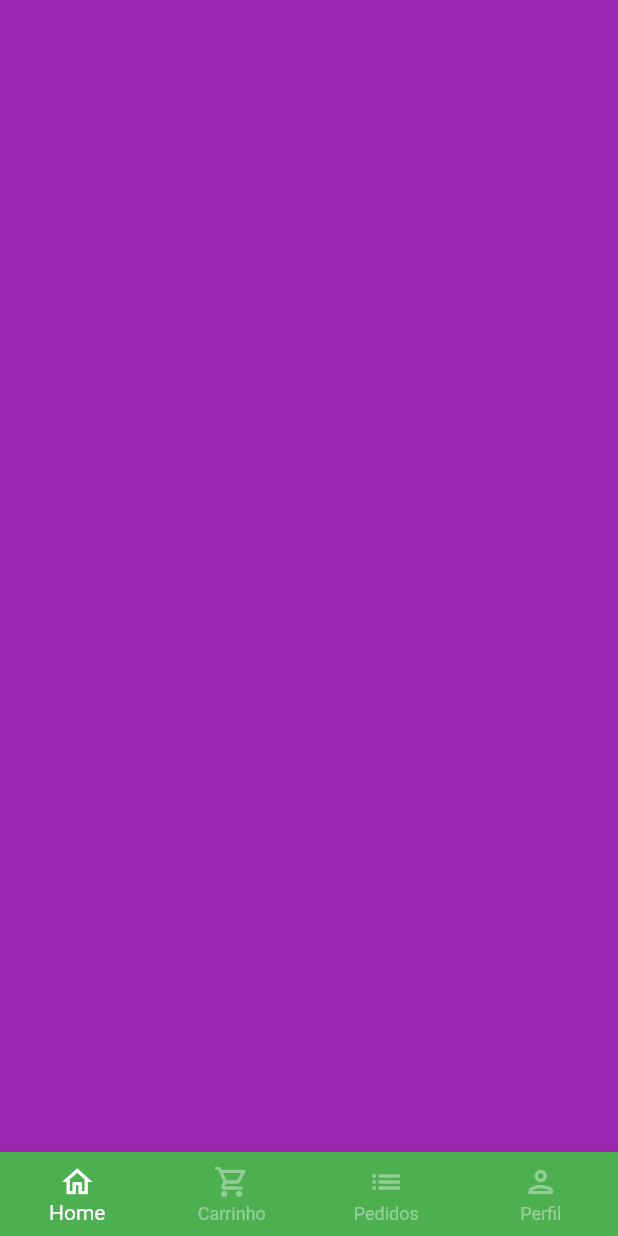
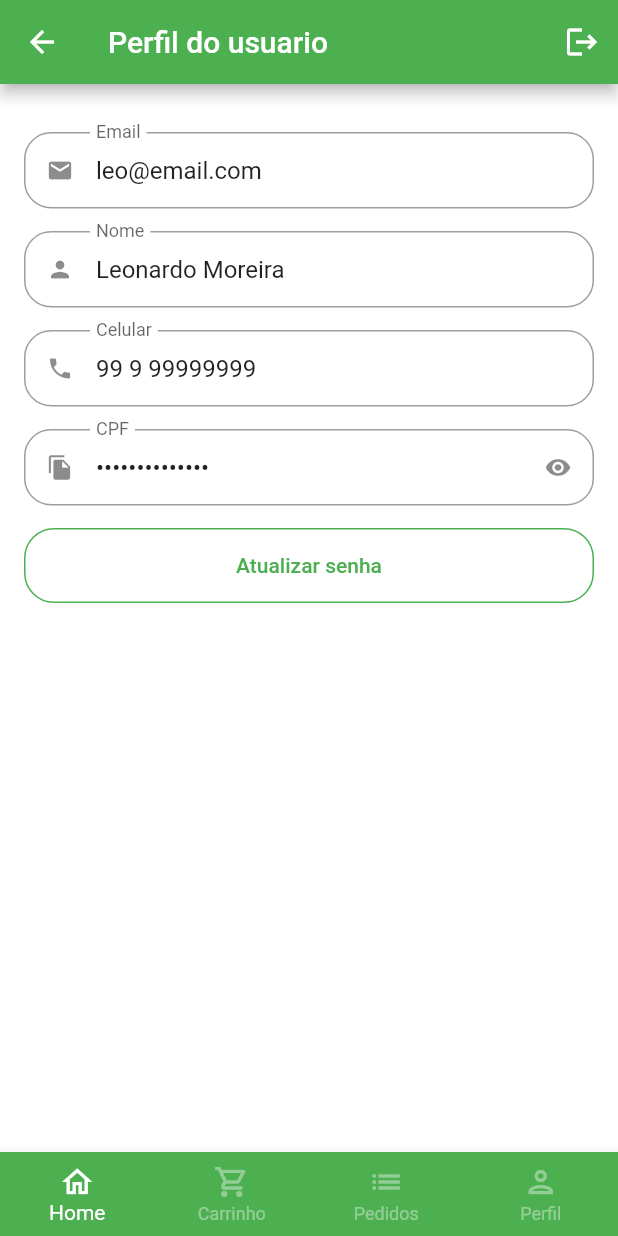
Before and after one commit to leomoreira597/Greengrocer, a Flutter app: the BaseScreen screen opened directly, swiped to page 4, on a phone screen of 412 x 824 dp. Run offline on Flutter 3.47's test engine with Material 2 defaults, Android fonts, the phone set to English and light mode, and no system bars; our stand-ins replace animated_text_kit, badges, mask_text_input_formatter.

Commit message:
criando tela de perfil

```diff
--- a/lib/src/config/app_data.dart
+++ b/lib/src/config/app_data.dart
@@ -1,4 +1,5 @@
 import 'package:greengrocer/src/models/item_model.dart';
+import 'package:greengrocer/src/models/user_model.dart';
 
 import '../models/cart_item_model.dart';
 
@@ -75,3 +76,11 @@
     quantity: 3,
   ),
 ];
+
+UserModel user = UserModel(
+  phone: "99 9 99999999",
+  cpf: "999.999.999.99",
+  email: 'leo@email.com',
+  name: "Leonardo Moreira",
+  password: '',
+);
--- /dev/null
+++ b/lib/src/models/user_model.dart
@@ -0,0 +1,17 @@
+class UserModel {
+  String name;
+  String email;
+  String phone;
+  String cpf;
+  String password;
+
+  UserModel({
+    required this.name,
+    required this.email,
+    required this.phone,
+    required this.cpf,
+    required this.password,
+  });
+
+
+}
--- a/lib/src/pages/auth/sing_in_screen.dart
+++ b/lib/src/pages/auth/sing_in_screen.dart
@@ -1,7 +1,7 @@
 import 'package:flutter/material.dart';
 import 'package:greengrocer/src/pages/auth/sing_up_screen.dart';
 import 'package:greengrocer/src/pages/auth/widget/custom_divider.dart';
-import 'package:greengrocer/src/pages/auth/widget/custom_text_field.dart';
+import 'package:greengrocer/src/widgets/custom_text_field.dart';
 import 'package:greengrocer/src/pages/auth/widget/slide_category_title.dart';
 
 import '../../config/custom_colors.dart';
--- a/lib/src/pages/auth/sing_up_screen.dart
+++ b/lib/src/pages/auth/sing_up_screen.dart
@@ -1,5 +1,5 @@
 import 'package:flutter/material.dart';
-import 'package:greengrocer/src/pages/auth/widget/custom_text_field.dart';
+import 'package:greengrocer/src/widgets/custom_text_field.dart';
 import 'package:mask_text_input_formatter/mask_text_input_formatter.dart';
 
 import '../../config/custom_colors.dart';
--- a/lib/src/pages/base/base_screen.dart
+++ b/lib/src/pages/base/base_screen.dart
@@ -1,5 +1,6 @@
 import 'package:flutter/material.dart';
 import 'package:greengrocer/src/pages/cart/cart_tab.dart';
+import 'package:greengrocer/src/pages/profile/profile_tab.dart';
 
 import '../home/home_tab.dart';
 
@@ -25,9 +26,9 @@
         controller: pageController,
         children: [
           const HomeTab(),
-          CartTab(),
+          const CartTab(),
           Container(color: Colors.blue,),
-          Container(color: Colors.purple,),
+          const ProfileTab(),
         ],
       ),
       bottomNavigationBar: BottomNavigationBar(
--- /dev/null
+++ b/lib/src/pages/profile/profile_tab.dart
@@ -0,0 +1,69 @@
+import 'package:flutter/material.dart';
+import 'package:greengrocer/src/widgets/custom_text_field.dart';
+import 'package:greengrocer/src/config/app_data.dart' as appData;
+
+class ProfileTab extends StatelessWidget {
+  const ProfileTab({Key? key}) : super(key: key);
+
+  @override
+  Widget build(BuildContext context) {
+    return Scaffold(
+      appBar: AppBar(
+        title: const Text("Perfil do usuario"),
+        actions: [
+          IconButton(
+            onPressed: () {},
+            icon: const Icon(Icons.logout),
+          ),
+        ],
+      ),
+      body: ListView(
+        physics: const BouncingScrollPhysics(),
+        padding: const EdgeInsets.fromLTRB(16, 32, 16, 16),
+        children: [
+          CustomTextField(
+            readOnly: true,
+            initialValue: appData.user.email,
+            icon: Icons.email,
+            label: "Email",
+          ),
+          CustomTextField(
+            readOnly: true,
+            initialValue: appData.user.name,
+            icon: Icons.person,
+            label: "Nome",
+          ),
+          CustomTextField(
+            readOnly: true,
+            initialValue: appData.user.phone,
+            icon: Icons.phone,
+            label: "Celular",
+          ),
+          CustomTextField(
+            readOnly: true,
+            initialValue: appData.user.cpf,
+            icon: Icons.file_copy,
+            label: "CPF",
+            isSecret: true,
+          ),
+          SizedBox(
+            height: 50,
+            child: OutlinedButton(
+              style: OutlinedButton.styleFrom(
+                shape: RoundedRectangleBorder(
+                    borderRadius: BorderRadius.circular(20)),
+                side: const BorderSide(
+                  color: Colors.green,
+                ),
+              ),
+              onPressed: () {},
+              child: const Text(
+                'Atualizar senha',
+              ),
+            ),
+          ),
+        ],
+      ),
+    );
+  }
+}
--- a/lib/src/pages/auth/widget/custom_text_field.dart
+++ b/lib/src/widgets/custom_text_field.dart
@@ -6,13 +6,18 @@
   final String label;
   final bool isSecret;
   final List<TextInputFormatter>? inputFormatter;
+  final String? initialValue;
+  final bool readOnly;
 
-  const CustomTextField(
-      {Key? key,
-      required this.icon,
-      required this.label,
-      this.isSecret = false, this.inputFormatter})
-      : super(key: key);
+  const CustomTextField({
+    Key? key,
+    required this.icon,
+    required this.label,
+    this.isSecret = false,
+    this.inputFormatter,
+    this.initialValue,
+    this.readOnly = false,
+  }) : super(key: key);
 
   @override
   State<CustomTextField> createState() => _CustomTextFieldState();
@@ -34,6 +39,8 @@
         bottom: 15,
       ),
       child: TextFormField(
+        readOnly: widget.readOnly,
+        initialValue: widget.initialValue,
         inputFormatters: widget.inputFormatter,
         obscureText: isPassword,
         decoration: InputDecoration(
```
